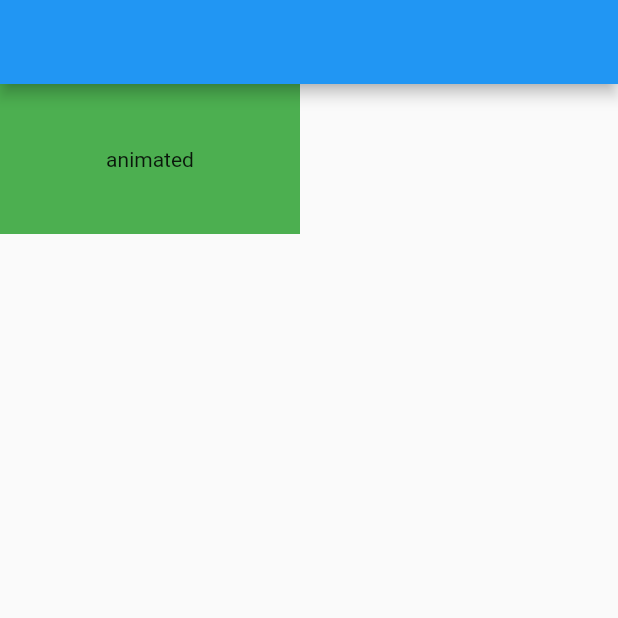
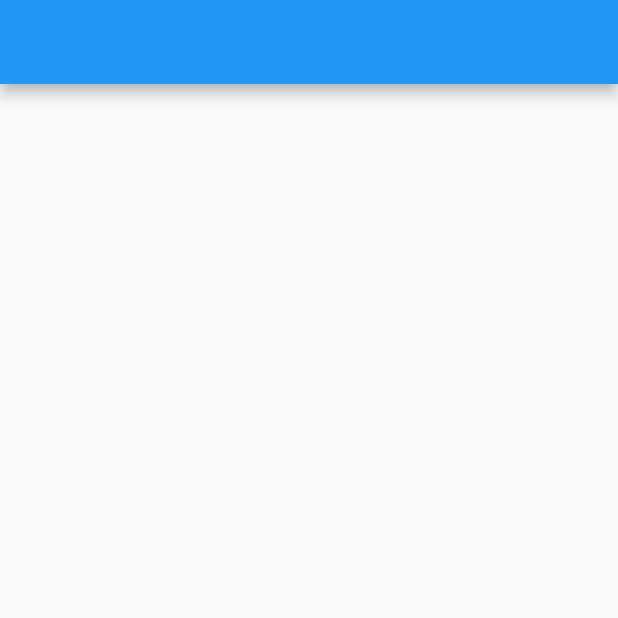
Before and after one commit to AdamMusa/animations, a Flutter app: the screen it shows after launch, on a phone screen of 412 x 824 dp, the top half of it. Run offline on Flutter 3.47's test engine with Material 2 defaults, Android fonts, the phone set to English and light mode, and no system bars.

Commit message:
blank application

```diff
--- a/animatedListState/lib/main.dart
+++ b/animatedListState/lib/main.dart
@@ -19,31 +19,9 @@ class _MyHomePageState extends State<MyHomePage> {
     return Scaffold(
       appBar: AppBar(),
       body:GestureDetector(
-        onTap: (){
-          setState(() {
-            selected = !selected;
-          });
-        },
-        child: AnimatedCrossFade(
-        firstChild:Container(
-          width: selected?100:200,
-          height: selected?200:100,
-          child: Center(child: Text('animated')),
-          color: selected?Colors.red:Colors.green,
+
         ),
-        secondChild: Container(
-          width: selected?400:300,
-          height: selected?200:200,
-          child: Center(child: Text('animated')),
-          color: selected?Colors.grey:Colors.blueAccent
-        ),
-        crossFadeState:selected?CrossFadeState.showSecond:CrossFadeState.showFirst,
-        duration: Duration(seconds: 3),
-        firstCurve: Curves.fastOutSlowIn,
-        secondCurve: Curves.fastLinearToSlowEaseIn,
-        sizeCurve: Curves.linear
-        ),
-      )
+
     );
   }
 }
```
Also changed, not shown: 1 other file.
